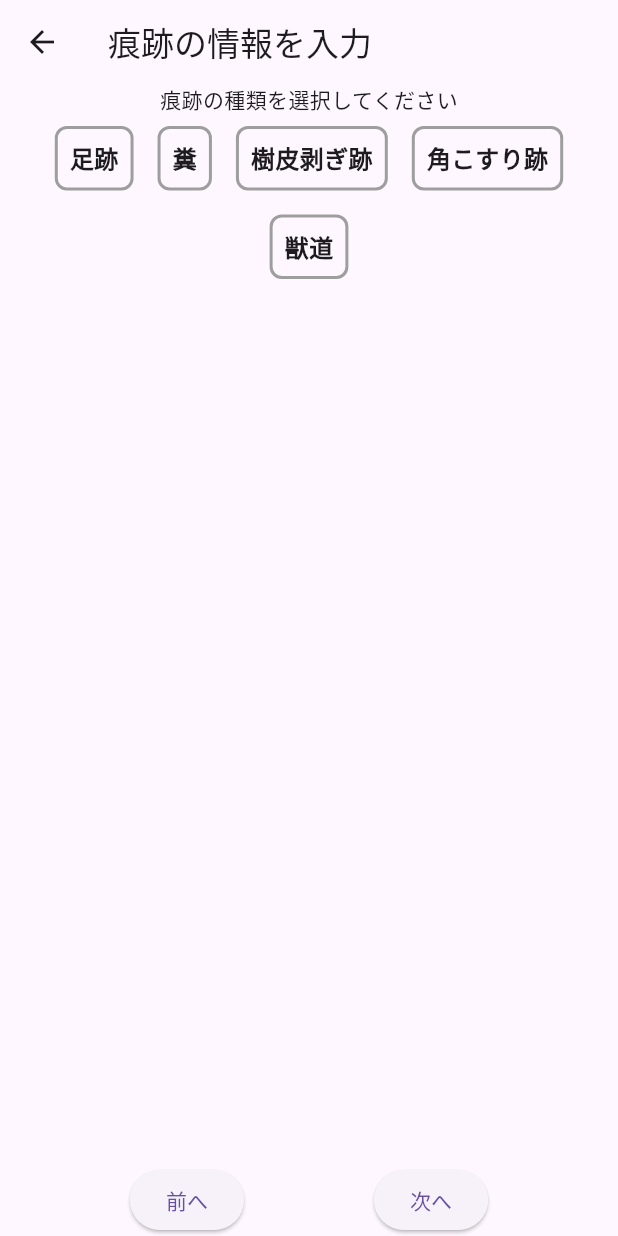
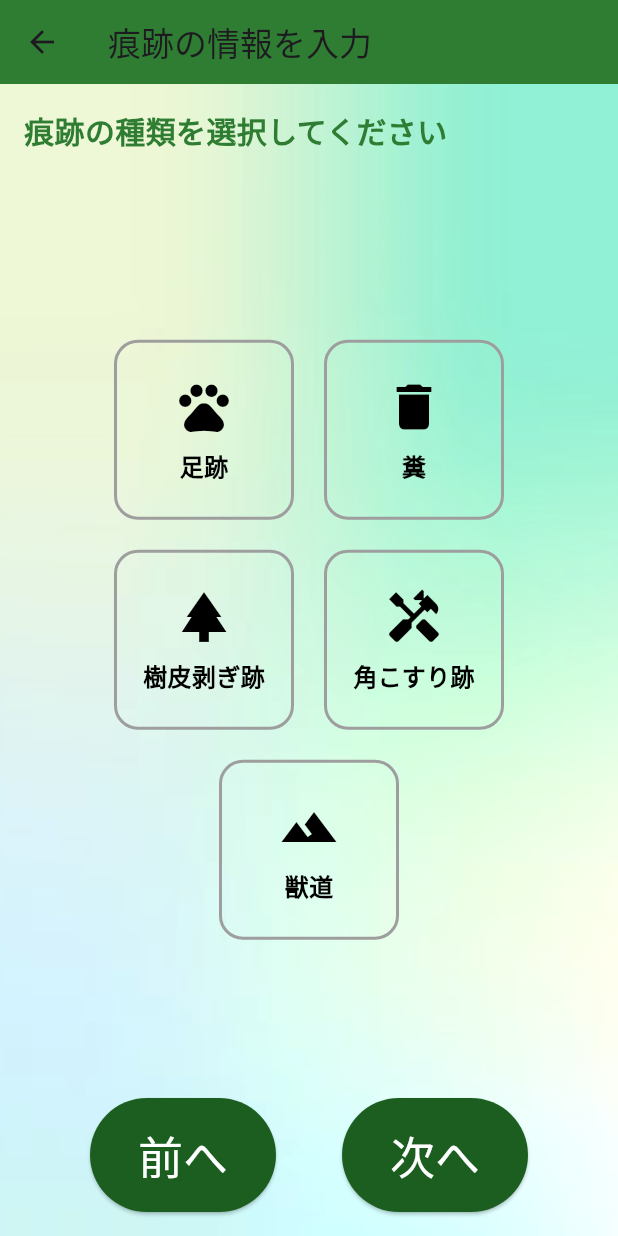
Before and after one commit to shogo1229/wildlife_app, a Flutter app: the AnimalTypeMemoWizard screen opened directly with empty values, after a tap on "次へ", on a phone screen of 412 x 824 dp. Run offline on Flutter 3.47's test engine with Material 3 defaults, Android fonts, the phone set to English and light mode, and no system bars; our stand-ins replace camera, cloud_firestore, connectivity_plus, firebase_auth, firebase_core, firebase_storage and 5 more; accounts and stored records are empty; generated files the repository leaves out were written again; project files that could hold a hidden picture were left out.

Commit message:
[update] 撮影画面の背景設定

```diff
--- a/lib/widgets/organisms/trace_up/local_save.dart
+++ b/lib/widgets/organisms/trace_up/local_save.dart
@@ -8,18 +8,14 @@ import 'package:geolocator/geolocator.dart';
 import 'package:provider/provider.dart';
 import 'package:wildlife_app/main.dart';
 import 'package:wildlife_app/widgets/organisms/home/user_selection.dart';
-import 'package:flutter/material.dart';
-import 'dart:io';
-import 'package:geolocator/geolocator.dart';
 
-// 写真データのクラス
 class PhotoData {
   File image;
   String imageUrl;
   String animalType;
   String memo;
   Position position;
-  String traceType; // 痕跡の種類のフィールド
+  String traceType;
 
   PhotoData({
     required this.image,
@@ -31,7 +27,6 @@ class PhotoData {
   });
 }
 
-// 動物の種類とメモを選択するウィザード形式の Stateful Widget
 class AnimalTypeMemoWizard extends StatefulWidget {
   final File image;
 
@@ -43,11 +38,10 @@ class AnimalTypeMemoWizard extends StatefulWidget {
 
 class _AnimalTypeMemoWizardState extends State<AnimalTypeMemoWizard> {
   int _currentStep = 0;
-  String? _animalType; // 選択された動物の種類
-  String? _traceType; // 選択された痕跡の種類
-  TextEditingController _memoController = TextEditingController(); // メモのテキストエディティングコントローラ
+  String? _animalType;
+  String? _traceType;
+  TextEditingController _memoController = TextEditingController();
 
-  // ステップを次に進める
   void _nextStep() {
     if (_currentStep < 2) {
       setState(() {
@@ -56,7 +50,6 @@ class _AnimalTypeMemoWizardState extends State<AnimalTypeMemoWizard> {
     }
   }
 
-  // ステップを前に戻す
   void _previousStep() {
     if (_currentStep > 0) {
       setState(() {
@@ -65,7 +58,6 @@ class _AnimalTypeMemoWizardState extends State<AnimalTypeMemoWizard> {
     }
   }
 
-  // 選択が完了したらダイアログを閉じて結果を返す
   void _completeSelection(BuildContext context) {
     Navigator.of(context).pop({
       'animalType': _animalType,
@@ -79,8 +71,17 @@ class _AnimalTypeMemoWizardState extends State<AnimalTypeMemoWizard> {
     return Scaffold(
       appBar: AppBar(
         title: Text('痕跡の情報を入力'),
+        backgroundColor: Colors.green[800],
       ),
-      body: Column(
+      body: Container(
+        decoration: BoxDecoration(
+          image: DecorationImage(
+            image: AssetImage('lib/assets/images/bg_image.png'), // 背景画像を指定
+            fit: BoxFit.cover, // 画面全体にフィットさせる
+          ),
+        ),
+        padding: const EdgeInsets.all(16.0),
+        child: Column(
           children: [
             Expanded(
               child: _buildCurrentStep(),
@@ -88,10 +89,10 @@ class _AnimalTypeMemoWizardState extends State<AnimalTypeMemoWizard> {
             _buildNavigationButtons(),
           ],
         ),
+      ),
     );
   }
 
-  // 現在のステップに応じたウィジェットを構築する
   Widget _buildCurrentStep() {
     switch (_currentStep) {
       case 0:
@@ -105,92 +106,136 @@ class _AnimalTypeMemoWizardState extends State<AnimalTypeMemoWizard> {
     }
   }
 
-  // 動物の種類を選択するステップ
   Widget _buildAnimalTypeSelection() {
     return Column(
+      crossAxisAlignment: CrossAxisAlignment.start,
       children: [
-        Text('動物の種類を選択してください'),
-        Wrap(
+        Text(
+          '動物の種類を選択してください',
+          style: TextStyle(
+            fontSize: 20.0,
+            fontWeight: FontWeight.bold,
+            color: Colors.green[800],
+          ),
+        ),
+        SizedBox(height: 20.0),
+        Expanded(
+          child: Center(
+            child: Wrap(
               alignment: WrapAlignment.spaceEvenly,
+              spacing: 20.0,
+              runSpacing: 20.0,
               children: [
                 _buildAnimalTypeButton('lib/assets/images/Boar.png', 'Boar'),
                 _buildAnimalTypeButton('lib/assets/images/Deer.png', 'Deer'),
                 _buildAnimalTypeButton('lib/assets/images/Other.png', 'Other'),
               ],
             ),
-      ],
-    );
-  }
-
-  // 痕跡の種類を選択するステップ
-  Widget _buildTraceTypeSelection() {
-    return Column(
-      children: [
-        Text('痕跡の種類を選択してください'),
-        Wrap(
-          alignment: WrapAlignment.spaceEvenly,
-          children: [
-            _buildTraceTypeButton('足跡', 'animal_footprint'),
-            _buildTraceTypeButton('糞', 'animal_dropping'),
-            _buildTraceTypeButton('樹皮剥ぎ跡', 'bark-stripping'),
-            _buildTraceTypeButton('角こすり跡', 'horn-rubbing'),
-            _buildTraceTypeButton('獣道', 'animal-trail'),
-          ],
+          ),
         ),
       ],
     );
   }
 
-  // 備考を入力するステップ
-  Widget _buildMemoInput() {
+  Widget _buildTraceTypeSelection() {
     return Column(
+      crossAxisAlignment: CrossAxisAlignment.start,
       children: [
-        Text('備考を入力してください'),
-        TextField(
-          controller: _memoController,
-          decoration: InputDecoration(
-            labelText: '備考',
-            contentPadding: EdgeInsets.symmetric(vertical: 10.0),
+        Text(
+          '痕跡の種類を選択してください',
+          style: TextStyle(
+            fontSize: 20.0,
+            fontWeight: FontWeight.bold,
+            color: Colors.green[800],
           ),
-          maxLines: 5,
+        ),
+        SizedBox(height: 20.0),
+        Expanded(
+          child: Center(
+            child: Wrap(
+              alignment: WrapAlignment.spaceEvenly,
+              spacing: 20.0,
+              runSpacing: 20.0,
+              children: [
+                _buildTraceTypeButton('足跡', 'animal_footprint', Icons.pets),
+                _buildTraceTypeButton('糞', 'animal_dropping', Icons.delete),
+                _buildTraceTypeButton('樹皮剥ぎ跡', 'bark-stripping', Icons.park),
+                _buildTraceTypeButton('角こすり跡', 'horn-rubbing', Icons.handyman),
+                _buildTraceTypeButton('獣道', 'animal-trail', Icons.terrain),
+              ],
+            ),
+          ),
         ),
       ],
     );
   }
 
-  // 動物の種類ボタンを構築する関数
-  Widget _buildAnimalTypeButton(String? imagePath, String type) {
+  Widget _buildMemoInput() {
+    return Column(
+      crossAxisAlignment: CrossAxisAlignment.start,
+      children: [
+        Text(
+          '備考を入力してください',
+          style: TextStyle(
+            fontSize: 20.0,
+            fontWeight: FontWeight.bold,
+            color: Colors.green[800],
+          ),
+        ),
+        SizedBox(height: 20.0),
+        Expanded(
+          child: TextField(
+            controller: _memoController,
+            decoration: InputDecoration(
+              labelText: '備考',
+              border: OutlineInputBorder(
+                borderRadius: BorderRadius.circular(8.0),
+              ),
+              contentPadding: EdgeInsets.all(16.0),
+            ),
+            maxLines: null,
+            style: TextStyle(fontSize: 18.0),
+          ),
+        ),
+      ],
+    );
+  }
+
+  Widget _buildAnimalTypeButton(String imagePath, String type) {
     return GestureDetector(
       onTap: () => setState(() {
         _animalType = type;
       }),
       child: Container(
-        padding: EdgeInsets.all(8.0),
+        width: 120.0,
+        height: 140.0,
         decoration: BoxDecoration(
           border: Border.all(
-            color: _animalType == type ? Colors.red : Colors.grey,
+            color: _animalType == type ? Colors.green[800]! : Colors.grey,
             width: 2.0,
           ),
-          borderRadius: BorderRadius.circular(8.0),
+          borderRadius: BorderRadius.circular(16.0),
           color: _animalType == type
-              ? Colors.grey.withOpacity(0.5)
+              ? Colors.green[100]
               : Colors.transparent,
         ),
-        margin: EdgeInsets.all(8.0),
         child: Column(
+          mainAxisAlignment: MainAxisAlignment.center,
           children: [
-            imagePath != null
-                ? Image.asset(
+            Image.asset(
               imagePath,
-                    width: 80.0,
-                    height: 80.0,
+              width: 60.0,
+              height: 60.0,
               fit: BoxFit.cover,
-                  )
-                : Container(),
+            ),
             SizedBox(height: 8.0),
             Text(
               type,
-              style: TextStyle(fontSize: 14.0, fontWeight: FontWeight.bold),
+              style: TextStyle(
+                fontSize: 16.0,
+                fontWeight: FontWeight.bold,
+                color: _animalType == type ? Colors.green[800] : Colors.black,
+              ),
             ),
           ],
         ),
@@ -198,34 +243,47 @@ class _AnimalTypeMemoWizardState extends State<AnimalTypeMemoWizard> {
     );
   }
 
-  // 痕跡の種類ボタンを構築する関数
-  Widget _buildTraceTypeButton(String label, String type) {
+  Widget _buildTraceTypeButton(String label, String type, IconData icon) {
     return GestureDetector(
       onTap: () => setState(() {
         _traceType = type;
       }),
       child: Container(
-        padding: EdgeInsets.all(8.0),
+        width: 120.0,
+        height: 120.0,
         decoration: BoxDecoration(
           border: Border.all(
-            color: _traceType == type ? Colors.red : Colors.grey,
+            color: _traceType == type ? Colors.green[800]! : Colors.grey,
             width: 2.0,
           ),
-          borderRadius: BorderRadius.circular(8.0),
+          borderRadius: BorderRadius.circular(16.0),
           color: _traceType == type
-              ? Colors.grey.withOpacity(0.5)
+              ? Colors.green[100]
               : Colors.transparent,
         ),
-        margin: EdgeInsets.all(8.0),
-        child: Text(
+        child: Column(
+          mainAxisAlignment: MainAxisAlignment.center,
+          children: [
+            Icon(
+              icon,
+              size: 40.0,
+              color: _traceType == type ? Colors.green[800] : Colors.black,
+            ),
+            SizedBox(height: 8.0),
+            Text(
               label,
-          style: TextStyle(fontSize: 16.0, fontWeight: FontWeight.bold),
+              style: TextStyle(
+                fontSize: 16.0,
+                fontWeight: FontWeight.bold,
+                color: _traceType == type ? Colors.green[800] : Colors.black,
+              ),
+            ),
+          ],
         ),
       ),
     );
   }
 
-  // ナビゲーションボタンを構築する関数
   Widget _buildNavigationButtons() {
     return Row(
       mainAxisAlignment: MainAxisAlignment.spaceEvenly,
@@ -234,10 +292,26 @@ class _AnimalTypeMemoWizardState extends State<AnimalTypeMemoWizard> {
           ElevatedButton(
             onPressed: _previousStep,
             child: Text('前へ'),
+            style: ElevatedButton.styleFrom(
+              padding: EdgeInsets.symmetric(horizontal: 32.0, vertical: 16.0),
+              textStyle: TextStyle(
+                fontSize: 30.0,
+              ),
+              primary: Colors.green[900], // 背景色
+              onPrimary: Colors.white,        // テキスト色
+            ),
           ),
         ElevatedButton(
           onPressed: _currentStep < 2 ? _nextStep : () => _completeSelection(context),
           child: Text(_currentStep < 2 ? '次へ' : '完了'),
+          style: ElevatedButton.styleFrom(
+            padding: EdgeInsets.symmetric(horizontal: 32.0, vertical: 16.0),
+            textStyle: TextStyle(
+              fontSize: 30.0,
+            ),
+            primary: Colors.green[900], // 背景色
+            onPrimary: Colors.white,        // テキスト色
+          ),
         ),
       ],
     );
@@ -299,7 +373,14 @@ class _Local_CameraState extends State<Local_Camera> {
   Widget build(BuildContext context) {
     // 画像を表示し、写真を撮影し、画像をアップロードするための UI
     return Scaffold(
-      body: Column(
+      body: Container(
+        decoration: BoxDecoration(
+          image: DecorationImage(
+            image: AssetImage('lib/assets/images/bg_image.png'), // 背景画像を指定
+            fit: BoxFit.cover, // 画面全体にフィットさせる
+          ),
+        ),
+        child: Column(
           children: [
             Expanded(
               child: GridView.builder(
@@ -384,6 +465,7 @@ class _Local_CameraState extends State<Local_Camera> {
               ],
             ),
           ],
+        ),
       ),
     );
   }
--- a/pubspec.yaml
+++ b/pubspec.yaml
@@ -84,6 +84,7 @@ flutter:
     - lib/assets/images/Boar_pin_Normal.png
     - lib/assets/images/Deer_pin_Normal.png
     - lib/assets/images/Other_pin_Normal.png
+    - lib/assets/images/bg_image.png
 
   # An image asset can refer to one or more resolution-specific "variants", see
   # https://flutter.dev/assets-and-images/#resolution-aware
```
Also changed, not shown: lib/assets/images/bg_image.png (added). Lines whose indentation alone changed are shown as unchanged.
